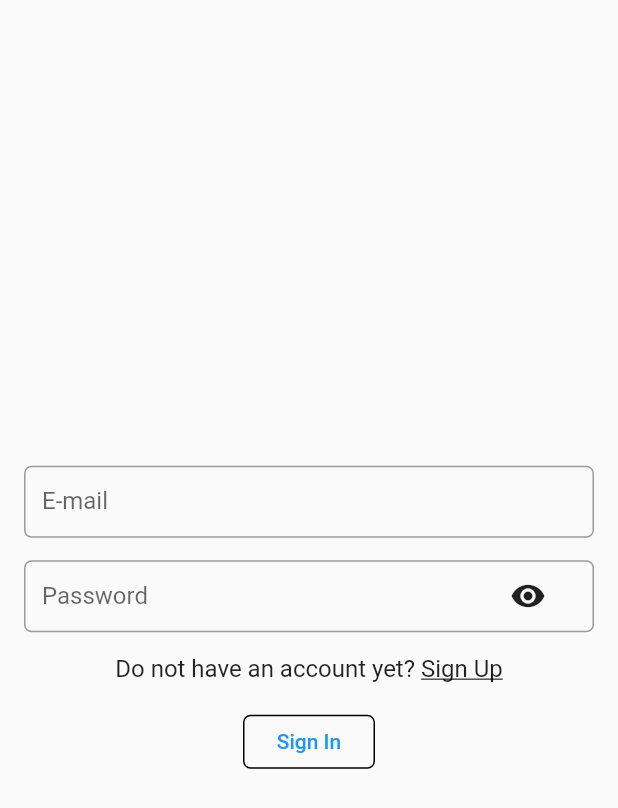
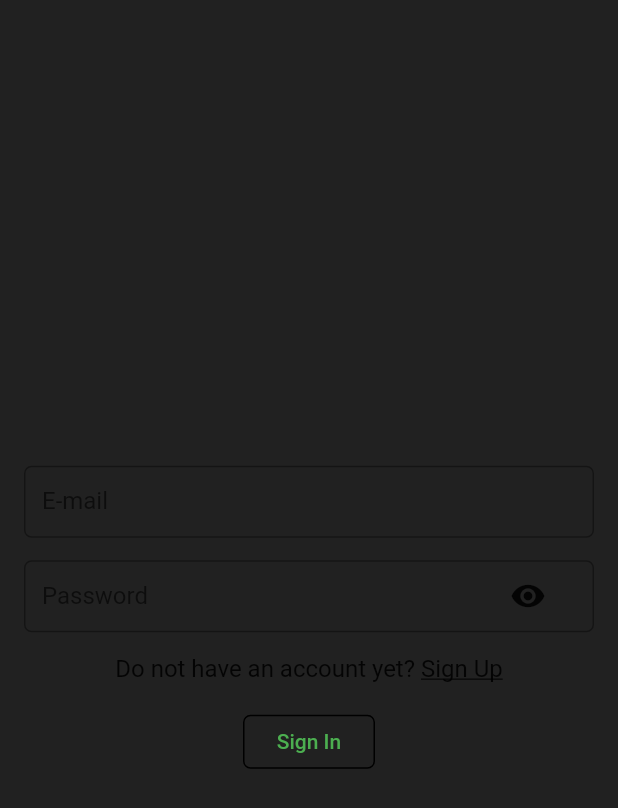
Before and after one commit to VictorTiburcio/jera_challenge, a Flutter app: the screen it shows after launch, on a phone screen of 412 x 824 dp. Shown: the top 808 px of the screen. Run offline on Flutter 3.47's test engine with Material 2 defaults, Android fonts, the phone set to English and light mode, and no system bars; our stand-ins replace dio, shared_preferences, sqflite; missing offline and left inert: esys_flutter_share; accounts and stored records are empty.

```diff
--- a/lib/main.dart
+++ b/lib/main.dart
@@ -13,7 +13,19 @@ class MyApp extends StatelessWidget {
   @override
   Widget build(BuildContext context) {
     final ThemeData defaultTheme = ThemeData(
-      primarySwatch: Colors.blue,
+      primarySwatch: Colors.green,
+      scaffoldBackgroundColor: Colors.grey.shade900,
+      appBarTheme: AppBarTheme(
+        color: Colors.grey.shade800,
+      ),
+      bottomNavigationBarTheme: BottomNavigationBarThemeData(
+        backgroundColor: Colors.grey.shade800,
+        selectedItemColor: Colors.green,
+        unselectedItemColor: Colors.green.shade700,
+      ),
+      floatingActionButtonTheme: FloatingActionButtonThemeData(
+        backgroundColor: Colors.grey.shade800,
+      ),
       visualDensity: VisualDensity.adaptivePlatformDensity,
     );
 
```
